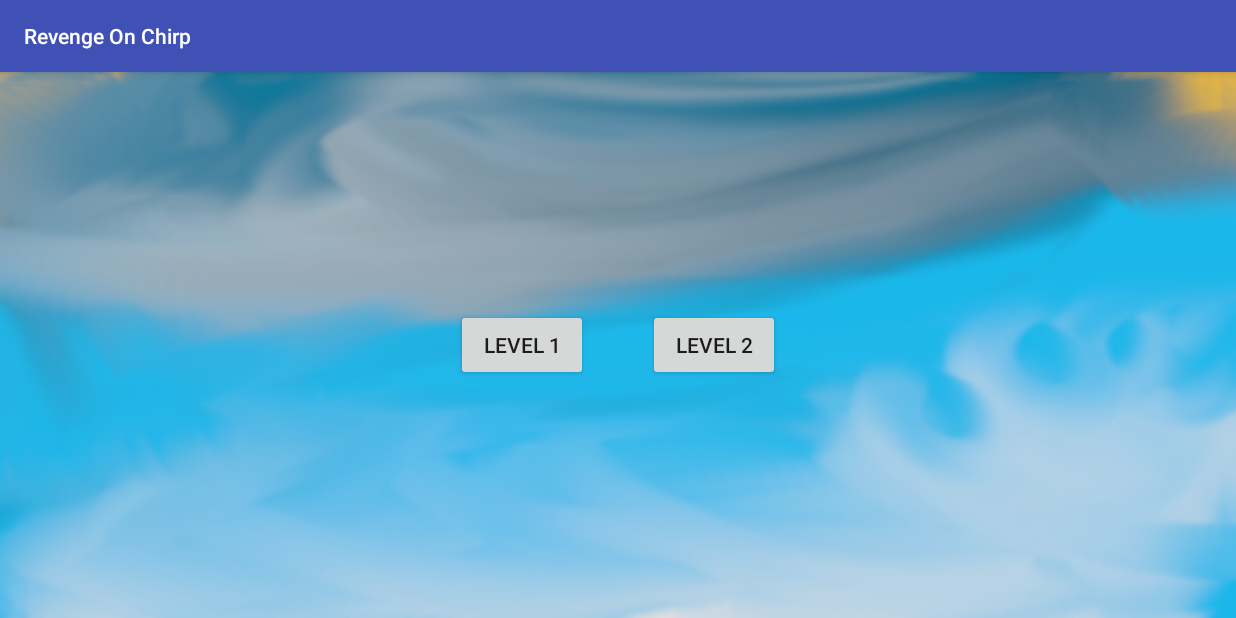
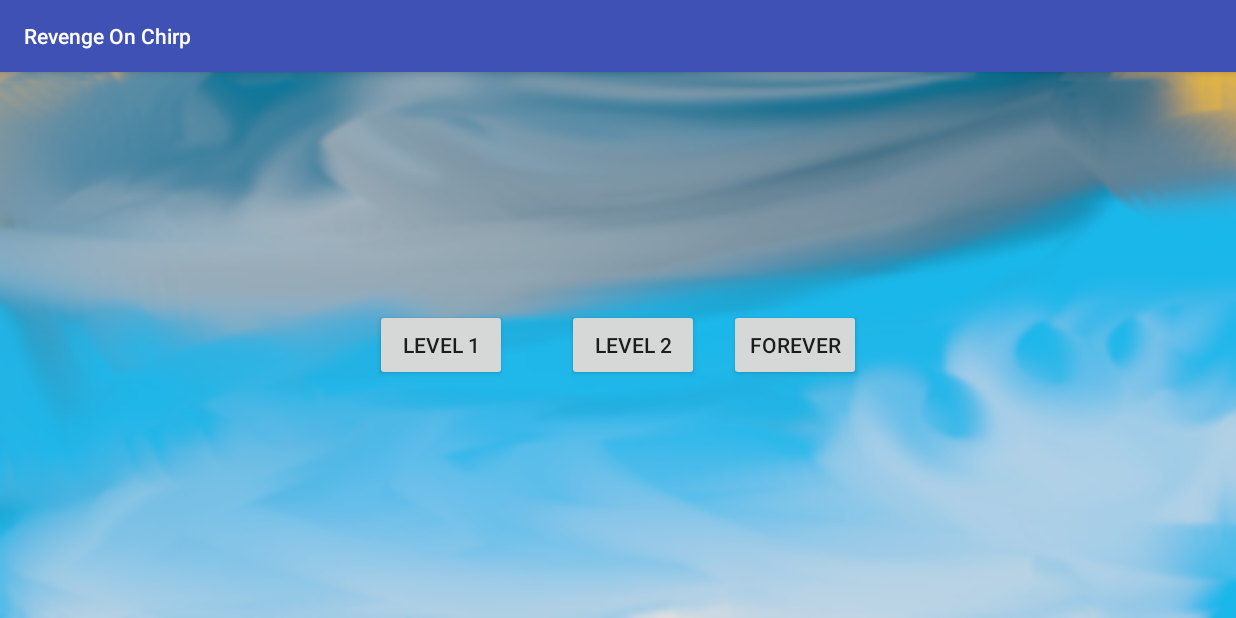
Before and after one commit to Windsor-96/Final383, an Android app: the screen it shows after launch (MainActivity), on a phone screen of 824 x 412 dp (held sideways). Run offline under Robolectric (Android 15) with nearby library versions, the phone set to English and light mode, and no system bars.

```diff
--- a/app/src/main/AndroidManifest.xml
+++ b/app/src/main/AndroidManifest.xml
@@ -21,6 +21,8 @@
             android:screenOrientation="landscape"/>
         <activity android:name=".activities.LevelTwoActivity"
             android:screenOrientation="landscape"/>
+        <activity android:name=".activities.Forever"
+            android:screenOrientation="landscape"/>
     </application>
 
 </manifest>
--- a/app/src/main/java/cs383/wc/edu/walker/activities/MainActivity.java
+++ b/app/src/main/java/cs383/wc/edu/walker/activities/MainActivity.java
@@ -18,6 +18,7 @@ public class MainActivity extends AppCompatActivity {
 
     Button levelOneButton;
     Button levelTwoButton;
+    Button foreverButton;
     MediaPlayer themeMusic;
 
     @Override
@@ -43,6 +44,12 @@ public class MainActivity extends AppCompatActivity {
             startActivity(new Intent(MainActivity.this, LevelTwoActivity.class));
         });
 
+        foreverButton = findViewById(R.id.forever_level_button);
+        foreverButton.setOnClickListener((View view) -> {
+            themeMusic.pause();
+            themeMusic.release();
+            startActivity(new Intent(MainActivity.this, Forever.class));
+        });
     }
 
     @Override
--- a/app/src/main/res/layout/activity_main.xml
+++ b/app/src/main/res/layout/activity_main.xml
@@ -1,9 +1,11 @@
 <?xml version="1.0" encoding="utf-8"?>
-<android.support.constraint.ConstraintLayout xmlns:android="http://schemas.android.com/apk/res/android"
+<LinearLayout xmlns:android="http://schemas.android.com/apk/res/android"
     xmlns:app="http://schemas.android.com/apk/res-auto"
     android:layout_width="match_parent"
     android:layout_height="match_parent"
-    android:background="@drawable/background">
+    android:orientation="horizontal"
+    android:gravity="center_vertical|center_horizontal"
+    android:background="@drawable/background" >
 
     <Button
         android:id="@+id/main_level_one_button"
@@ -12,10 +14,7 @@
         android:layout_marginBottom="8dp"
         android:layout_marginEnd="20dp"
         android:layout_marginTop="8dp"
-        android:text="@string/level_1"
-        app:layout_constraintBottom_toBottomOf="parent"
-        app:layout_constraintEnd_toStartOf="@+id/guideline"
-        app:layout_constraintTop_toTopOf="parent" />
+        android:text="@string/level_1" />
 
     <Button
         android:id="@+id/main_level_two_button"
@@ -24,16 +23,15 @@
         android:layout_marginBottom="8dp"
         android:layout_marginStart="20dp"
         android:layout_marginTop="8dp"
-        android:text="@string/level_2"
-        app:layout_constraintBottom_toBottomOf="parent"
-        app:layout_constraintStart_toStartOf="@+id/guideline"
-        app:layout_constraintTop_toTopOf="parent" />
+        android:text="@string/level_2" />
 
-    <android.support.constraint.Guideline
-        android:id="@+id/guideline"
+    <Button
+        android:id="@+id/forever_level_button"
         android:layout_width="wrap_content"
         android:layout_height="wrap_content"
-        android:orientation="vertical"
-        app:layout_constraintGuide_percent="0.5" />
+        android:layout_marginBottom="8dp"
+        android:layout_marginStart="20dp"
+        android:layout_marginTop="8dp"
+        android:text="@string/forever" />
 
-</android.support.constraint.ConstraintLayout>
+</LinearLayout>
--- a/app/src/main/res/values/strings.xml
+++ b/app/src/main/res/values/strings.xml
@@ -4,4 +4,5 @@
     <string name="points">Points:</string>
     <string name="level_1">Level 1</string>
     <string name="level_2">Level 2</string>
+    <string name="forever">Forever</string>
 </resources>
```
Also changed, not shown: app/src/main/java/cs383/wc/edu/walker/activities/Forever.java (added, +205 -0 lines), app/src/main/java/cs383/wc/edu/walker/game_models/InfiniteBirdsWorld.java (added, +62 -0 lines).
